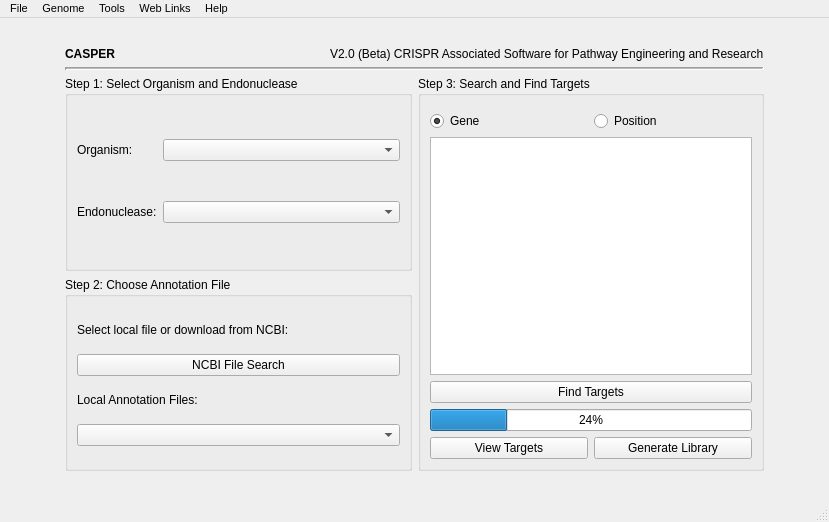
The window that CASPER_main.ui (TrinhLab/CASPERapp) describes before a commit, drawn with Qt 5.
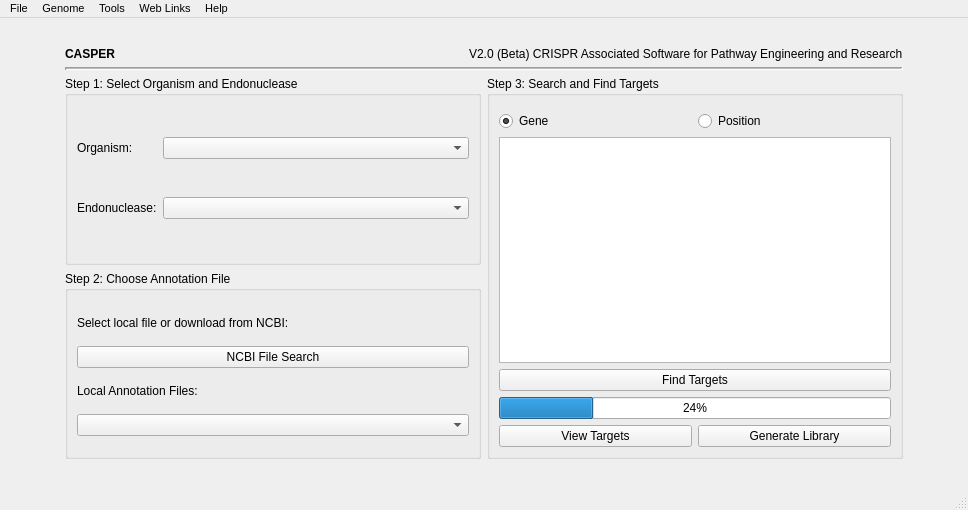
The same window after the commit.

The edit to the form file:
```diff
--- a/CASPER_main.ui
+++ b/CASPER_main.ui
@@ -9,8 +9,8 @@
    <rect>
     <x>0</x>
     <y>0</y>
-    <width>829</width>
-    <height>522</height>
+    <width>968</width>
+    <height>510</height>
    </rect>
   </property>
   <property name="font">
@@ -195,7 +195,7 @@
       <item row="0" column="0" rowspan="2">
        <widget class="QGroupBox" name="Step1">
         <property name="sizePolicy">
-         <sizepolicy hsizetype="Preferred" vsizetype="Preferred">
+         <sizepolicy hsizetype="Expanding" vsizetype="Preferred">
           <horstretch>0</horstretch>
           <verstretch>0</verstretch>
          </sizepolicy>
@@ -370,7 +370,7 @@
       <item row="2" column="0" rowspan="2">
        <widget class="QGroupBox" name="Step2">
         <property name="sizePolicy">
-         <sizepolicy hsizetype="Preferred" vsizetype="Preferred">
+         <sizepolicy hsizetype="Expanding" vsizetype="Preferred">
           <horstretch>0</horstretch>
           <verstretch>0</verstretch>
          </sizepolicy>
@@ -445,7 +445,7 @@
            </property>
            <property name="minimumSize">
             <size>
-             <width>0</width>
+             <width>125</width>
              <height>0</height>
             </size>
            </property>
@@ -569,7 +569,7 @@
          <item row="1" column="0" colspan="2">
           <widget class="QPlainTextEdit" name="geneEntryField">
            <property name="sizePolicy">
-            <sizepolicy hsizetype="Expanding" vsizetype="Expanding">
+            <sizepolicy hsizetype="Preferred" vsizetype="Expanding">
              <horstretch>0</horstretch>
              <verstretch>0</verstretch>
             </sizepolicy>
@@ -786,7 +786,7 @@
     <rect>
      <x>0</x>
      <y>0</y>
-     <width>829</width>
+     <width>968</width>
      <height>20</height>
     </rect>
    </property>
```
